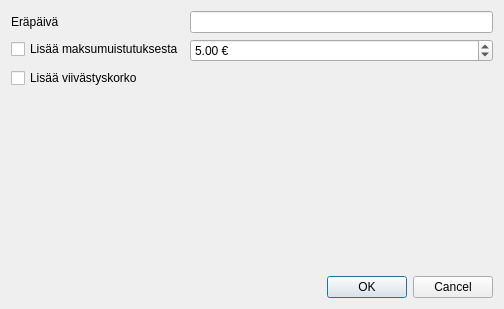
This is kitsas/laskutus/maksumuistutusdialogi.ui in artoh/kitupiikki as Qt 5 draws it before an edit. The edited form follows.
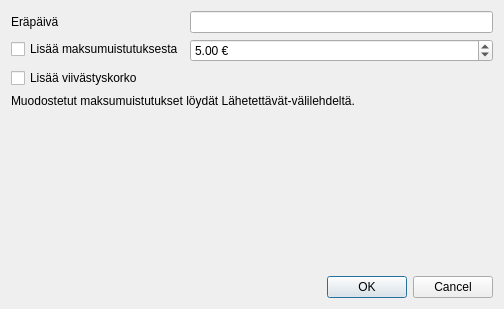
This is the edited form. Custom widgets are drawn as their Qt base class.

What changed in the file:
```diff
--- a/kitsas/laskutus/maksumuistutusdialogi.ui
+++ b/kitsas/laskutus/maksumuistutusdialogi.ui
@@ -52,6 +52,16 @@
      </item>
     </layout>
    </item>
+   <item>
+    <widget class="QLabel" name="label_2">
+     <property name="text">
+      <string>Muodostetut maksumuistutukset löydät Lähetettävät-välilehdeltä.</string>
+     </property>
+     <property name="wordWrap">
+      <bool>true</bool>
+     </property>
+    </widget>
+   </item>
    <item>
     <spacer name="verticalSpacer">
      <property name="orientation">
```
